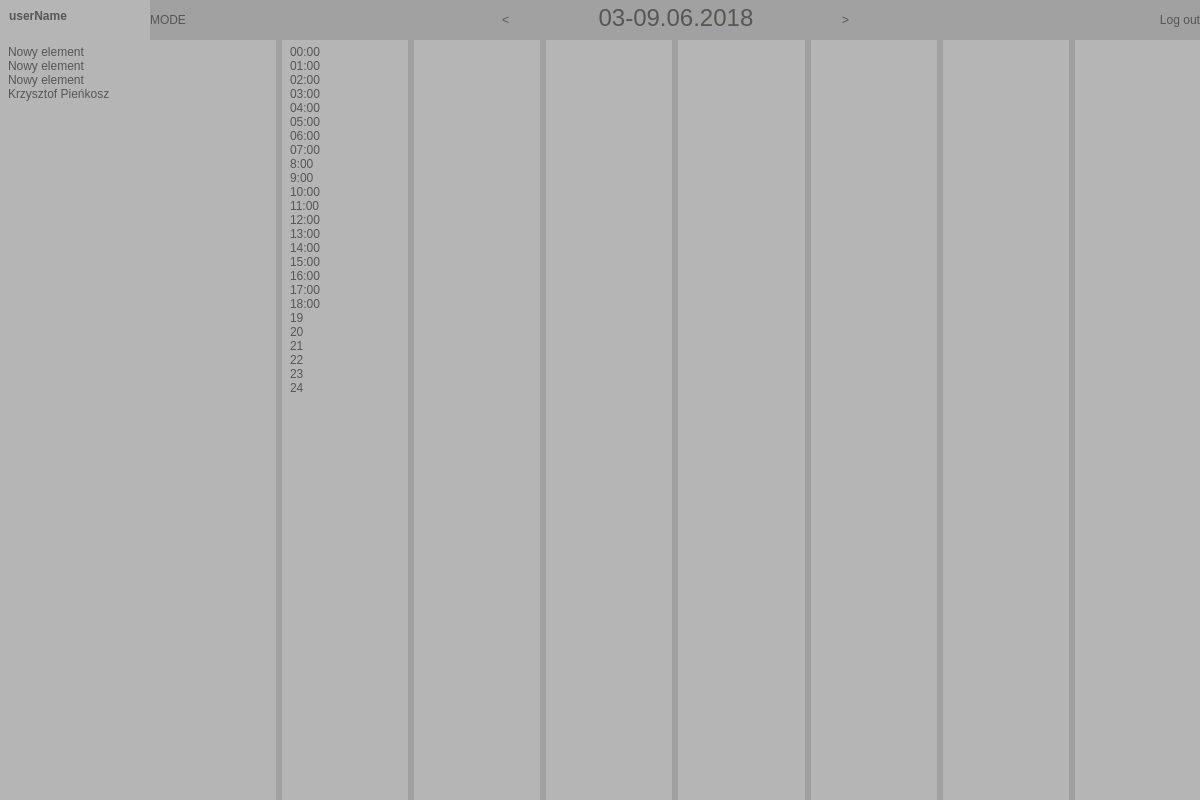
This is ElkaDatingClient/Graphic/WeekView.ui in SaxMan96/ElkaDating as Qt 5 draws it before an edit. The edited form follows.
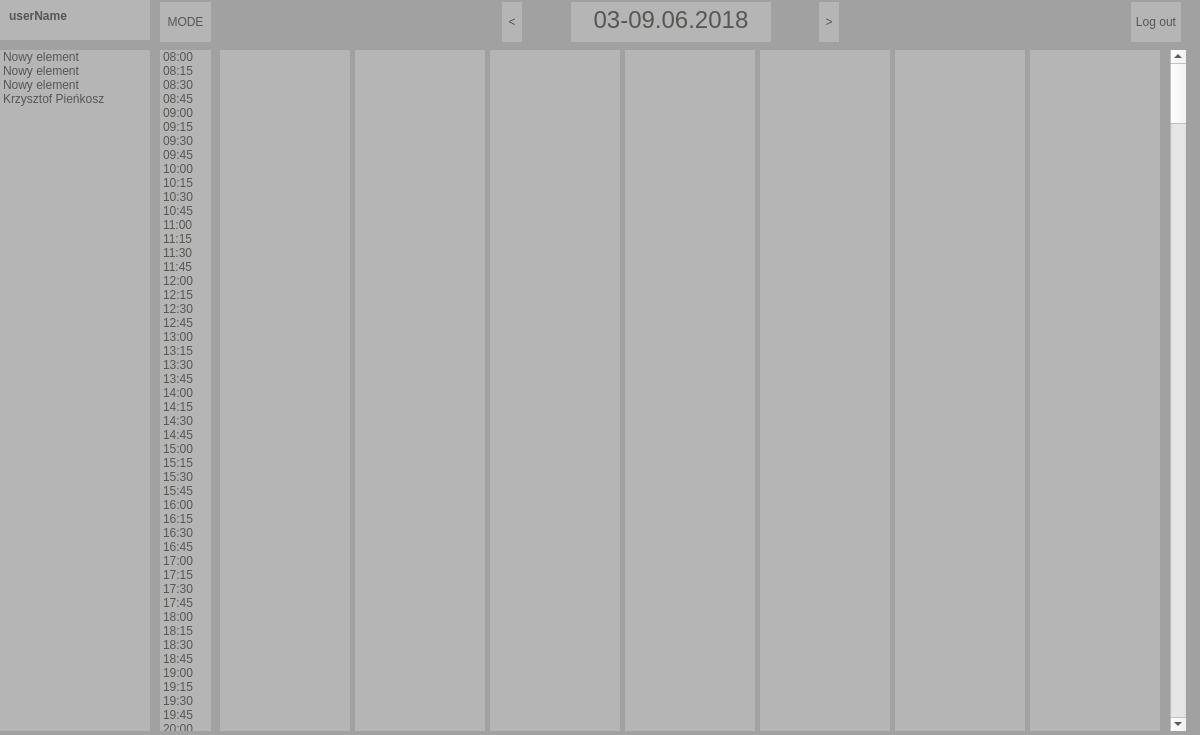
This is the edited form.

What changed in the file:
```diff
--- a/ElkaDatingClient/Graphic/WeekView.ui
+++ b/ElkaDatingClient/Graphic/WeekView.ui
@@ -7,7 +7,7 @@
     <x>0</x>
     <y>0</y>
     <width>1200</width>
-    <height>800</height>
+    <height>735</height>
    </rect>
   </property>
   <property name="windowTitle">
@@ -21,7 +21,7 @@
 background-color:#b5b5b5;
 border: 0px;
 color: #555753;
-padding: 5px
+
 }
 QPlainTextEdit{
 background-color:#b5b5b5;
@@ -31,14 +31,14 @@
 }
 
 QTextEdit{
-background-color:#a1a1a1;
+background-color:#b5b5b5;
 border: 0px;
 color: #555753;
 vertical-align: middle;
 }
 
 QPushButton{
-background-color: #a1a1a1;
+background-color: #b5b5b5;
 border: 0px;
 color: #555753;
 }
@@ -74,11 +74,17 @@
    <property name="geometry">
     <rect>
      <x>0</x>
-     <y>40</y>
+     <y>50</y>
      <width>150</width>
-     <height>760</height>
+     <height>681</height>
     </rect>
    </property>
+   <property name="minimumSize">
+    <size>
+     <width>150</width>
+     <height>0</height>
+    </size>
+   </property>
    <item>
     <property name="text">
      <string>Nowy element</string>
@@ -103,15 +109,27 @@
   <widget class="QWidget" name="horizontalLayoutWidget">
    <property name="geometry">
     <rect>
-     <x>150</x>
+     <x>160</x>
      <y>0</y>
-     <width>1051</width>
-     <height>41</height>
+     <width>1021</width>
+     <height>44</height>
     </rect>
    </property>
    <layout class="QHBoxLayout" name="header">
     <item alignment="Qt::AlignLeft">
      <widget class="QPushButton" name="modeButton">
+      <property name="minimumSize">
+       <size>
+        <width>51</width>
+        <height>40</height>
+       </size>
+      </property>
+      <property name="maximumSize">
+       <size>
+        <width>51</width>
+        <height>40</height>
+       </size>
+      </property>
       <property name="text">
        <string>MODE</string>
       </property>
@@ -121,6 +139,18 @@
      <layout class="QHBoxLayout" name="dateHeader">
       <item alignment="Qt::AlignLeft">
        <widget class="QPushButton" name="backButton">
+        <property name="minimumSize">
+         <size>
+          <width>20</width>
+          <height>40</height>
+         </size>
+        </property>
+        <property name="maximumSize">
+         <size>
+          <width>10</width>
+          <height>40</height>
+         </size>
+        </property>
         <property name="text">
          <string>&lt;</string>
         </property>
@@ -128,6 +158,18 @@
       </item>
       <item alignment="Qt::AlignHCenter">
        <widget class="QTextEdit" name="dateRange">
+        <property name="minimumSize">
+         <size>
+          <width>200</width>
+          <height>40</height>
+         </size>
+        </property>
+        <property name="maximumSize">
+         <size>
+          <width>200</width>
+          <height>40</height>
+         </size>
+        </property>
         <property name="font">
          <font>
           <pointsize>20</pointsize>
@@ -149,6 +191,18 @@
       </item>
       <item alignment="Qt::AlignRight">
        <widget class="QPushButton" name="forwardButton">
+        <property name="minimumSize">
+         <size>
+          <width>20</width>
+          <height>40</height>
+         </size>
+        </property>
+        <property name="maximumSize">
+         <size>
+          <width>20</width>
+          <height>40</height>
+         </size>
+        </property>
         <property name="text">
          <string>&gt;</string>
         </property>
@@ -158,6 +212,18 @@
     </item>
     <item alignment="Qt::AlignRight">
      <widget class="QPushButton" name="logoutButton">
+      <property name="minimumSize">
+       <size>
+        <width>50</width>
+        <height>40</height>
+       </size>
+      </property>
+      <property name="maximumSize">
+       <size>
+        <width>50</width>
+        <height>40</height>
+       </size>
+      </property>
       <property name="text">
        <string>Log out</string>
       </property>
@@ -165,69 +231,71 @@
     </item>
    </layout>
   </widget>
-  <widget class="QWidget" name="horizontalLayoutWidget_2">
+  <widget class="QListWidget" name="d1_2">
    <property name="geometry">
     <rect>
-     <x>150</x>
-     <y>40</y>
-     <width>1051</width>
-     <height>761</height>
+     <x>160</x>
+     <y>50</y>
+     <width>51</width>
+     <height>681</height>
     </rect>
    </property>
-   <layout class="QHBoxLayout" name="horizontalLayout">
-    <item>
-     <widget class="QListWidget" name="hour"/>
-    </item>
-    <item>
-     <widget class="QListWidget" name="d1">
-      <item>
-       <property name="text">
-        <string>00:00</string>
-       </property>
-      </item>
-      <item>
-       <property name="text">
-        <string>01:00</string>
-       </property>
-      </item>
+   <property name="minimumSize">
+    <size>
+     <width>50</width>
+     <height>0</height>
+    </size>
+   </property>
+   <property name="verticalScrollBarPolicy">
+    <enum>Qt::ScrollBarAlwaysOff</enum>
+   </property>
+   <property name="horizontalScrollBarPolicy">
+    <enum>Qt::ScrollBarAlwaysOff</enum>
+   </property>
+   <property name="autoScroll">
+    <bool>false</bool>
+   </property>
+   <property name="verticalScrollMode">
+    <enum>QAbstractItemView::ScrollPerPixel</enum>
+   </property>
       <item>
        <property name="text">
-        <string>02:00</string>
+     <string>08:00</string>
        </property>
       </item>
       <item>
        <property name="text">
-        <string>03:00</string>
+     <string>08:15</string>
        </property>
       </item>
       <item>
        <property name="text">
-        <string>04:00</string>
+     <string>08:30</string>
        </property>
       </item>
       <item>
        <property name="text">
-        <string>05:00</string>
+     <string>08:45</string>
        </property>
       </item>
       <item>
        <property name="text">
-        <string>06:00</string>
+     <string>09:00</string>
        </property>
       </item>
       <item>
        <property name="text">
-        <string>07:00</string>
+     <string>09:15</string>
        </property>
       </item>
       <item>
        <property name="text">
-        <string>8:00</string>
+     <string>09:30</string>
        </property>
       </item>
       <item>
        <property name="text">
-        <string>9:00</string>
+     <string>09:45</string>
        </property>
       </item>
       <item>
@@ -235,41 +303,161 @@
         <string>10:00</string>
        </property>
       </item>
+   <item>
+    <property name="text">
+     <string>10:15</string>
+    </property>
+   </item>
+   <item>
+    <property name="text">
+     <string>10:30</string>
+    </property>
+   </item>
+   <item>
+    <property name="text">
+     <string>10:45</string>
+    </property>
+   </item>
       <item>
        <property name="text">
         <string>11:00</string>
        </property>
       </item>
+   <item>
+    <property name="text">
+     <string>11:15</string>
+    </property>
+   </item>
+   <item>
+    <property name="text">
+     <string>11:30</string>
+    </property>
+   </item>
+   <item>
+    <property name="text">
+     <string>11:45</string>
+    </property>
+   </item>
       <item>
        <property name="text">
         <string>12:00</string>
        </property>
       </item>
+   <item>
+    <property name="text">
+     <string>12:15</string>
+    </property>
+   </item>
+   <item>
+    <property name="text">
+     <string>12:30</string>
+    </property>
+   </item>
+   <item>
+    <property name="text">
+     <string>12:45</string>
+    </property>
+   </item>
       <item>
        <property name="text">
         <string>13:00</string>
        </property>
       </item>
+   <item>
+    <property name="text">
+     <string>13:15</string>
+    </property>
+   </item>
+   <item>
+    <property name="text">
+     <string>13:30</string>
+    </property>
+   </item>
+   <item>
+    <property name="text">
+     <string>13:45</string>
+    </property>
+   </item>
       <item>
        <property name="text">
         <string>14:00</string>
        </property>
       </item>
+   <item>
+    <property name="text">
+     <string>14:15</string>
+    </property>
+   </item>
+   <item>
+    <property name="text">
+     <string>14:30</string>
+    </property>
+   </item>
+   <item>
+    <property name="text">
+     <string>14:45</string>
+    </property>
+   </item>
       <item>
        <property name="text">
         <string>15:00</string>
        </property>
       </item>
+   <item>
+    <property name="text">
+     <string>15:15</string>
+    </property>
+   </item>
+   <item>
+    <property name="text">
+     <string>15:30</string>
+    </property>
+   </item>
+   <item>
+    <property name="text">
+     <string>15:45</string>
+    </property>
+   </item>
       <item>
        <property name="text">
         <string>16:00</string>
        </property>
       </item>
+   <item>
+    <property name="text">
+     <string>16:15</string>
+    </property>
+   </item>
+   <item>
+    <property name="text">
+     <string>16:30</string>
+    </property>
+   </item>
+   <item>
+    <property name="text">
+     <string>16:45</string>
+    </property>
+   </item>
       <item>
        <property name="text">
         <string>17:00</string>
        </property>
       </item>
+   <item>
+    <property name="text">
+     <string>17:15</string>
+    </property>
+   </item>
+   <item>
+    <property name="text">
+     <string>17:30</string>
+    </property>
+   </item>
+   <item>
+    <property name="text">
+     <string>17:45</string>
+    </property>
+   </item>
       <item>
        <property name="text">
         <string>18:00</string>
@@ -277,55 +465,172 @@
       </item>
       <item>
        <property name="text">
-        <string>19</string>
+     <string>18:15</string>
        </property>
       </item>
       <item>
        <property name="text">
-        <string>20</string>
+     <string>18:30</string>
        </property>
       </item>
       <item>
        <property name="text">
-        <string>21</string>
+     <string>18:45</string>
        </property>
       </item>
       <item>
        <property name="text">
-        <string>22</string>
+     <string>19:00</string>
        </property>
       </item>
       <item>
        <property name="text">
-        <string>23</string>
+     <string>19:15</string>
        </property>
       </item>
       <item>
        <property name="text">
-        <string>24</string>
-       </property>
-      </item>
-     </widget>
-    </item>
+     <string>19:30</string>
+    </property>
+   </item>
     <item>
-     <widget class="QListWidget" name="d2"/>
+    <property name="text">
+     <string>19:45</string>
+    </property>
     </item>
     <item>
-     <widget class="QListWidget" name="d3"/>
-    </item>
-    <item>
-     <widget class="QListWidget" name="d4"/>
-    </item>
-    <item>
-     <widget class="QListWidget" name="d5"/>
-    </item>
-    <item>
-     <widget class="QListWidget" name="d6"/>
-    </item>
-    <item>
-     <widget class="QListWidget" name="d7"/>
-    </item>
-   </layout>
+    <property name="text">
+     <string>20:00</string>
+    </property>
+   </item>
+  </widget>
+  <widget class="QListWidget" name="d2_2">
+   <property name="geometry">
+    <rect>
+     <x>220</x>
+     <y>50</y>
+     <width>130</width>
+     <height>681</height>
+    </rect>
+   </property>
+   <property name="minimumSize">
+    <size>
+     <width>130</width>
+     <height>0</height>
+    </size>
+   </property>
+   <property name="autoScroll">
+    <bool>false</bool>
+   </property>
+  </widget>
+  <widget class="QListWidget" name="d3">
+   <property name="geometry">
+    <rect>
+     <x>355</x>
+     <y>50</y>
+     <width>130</width>
+     <height>681</height>
+    </rect>
+   </property>
+   <property name="minimumSize">
+    <size>
+     <width>130</width>
+     <height>0</height>
+    </size>
+   </property>
+  </widget>
+  <widget class="QListWidget" name="d2">
+   <property name="geometry">
+    <rect>
+     <x>490</x>
+     <y>50</y>
+     <width>130</width>
+     <height>681</height>
+    </rect>
+   </property>
+   <property name="minimumSize">
+    <size>
+     <width>130</width>
+     <height>0</height>
+    </size>
+   </property>
+  </widget>
+  <widget class="QListWidget" name="d4">
+   <property name="geometry">
+    <rect>
+     <x>625</x>
+     <y>50</y>
+     <width>130</width>
+     <height>681</height>
+    </rect>
+   </property>
+   <property name="minimumSize">
+    <size>
+     <width>130</width>
+     <height>0</height>
+    </size>
+   </property>
+  </widget>
+  <widget class="QListWidget" name="d5">
+   <property name="geometry">
+    <rect>
+     <x>760</x>
+     <y>50</y>
+     <width>130</width>
+     <height>681</height>
+    </rect>
+   </property>
+   <property name="minimumSize">
+    <size>
+     <width>130</width>
+     <height>0</height>
+    </size>
+   </property>
+  </widget>
+  <widget class="QListWidget" name="d6">
+   <property name="geometry">
+    <rect>
+     <x>895</x>
+     <y>50</y>
+     <width>130</width>
+     <height>681</height>
+    </rect>
+   </property>
+   <property name="minimumSize">
+    <size>
+     <width>130</width>
+     <height>0</height>
+    </size>
+   </property>
+  </widget>
+  <widget class="QListWidget" name="d7">
+   <property name="geometry">
+    <rect>
+     <x>1030</x>
+     <y>50</y>
+     <width>130</width>
+     <height>681</height>
+    </rect>
+   </property>
+   <property name="minimumSize">
+    <size>
+     <width>130</width>
+     <height>0</height>
+    </size>
+   </property>
+  </widget>
+  <widget class="QScrollBar" name="verticalScrollBar">
+   <property name="geometry">
+    <rect>
+     <x>1170</x>
+     <y>50</y>
+     <width>16</width>
+     <height>681</height>
+    </rect>
+   </property>
+   <property name="orientation">
+    <enum>Qt::Vertical</enum>
+   </property>
   </widget>
  </widget>
  <resources/>
```
Lines whose indentation alone changed are shown as unchanged.
